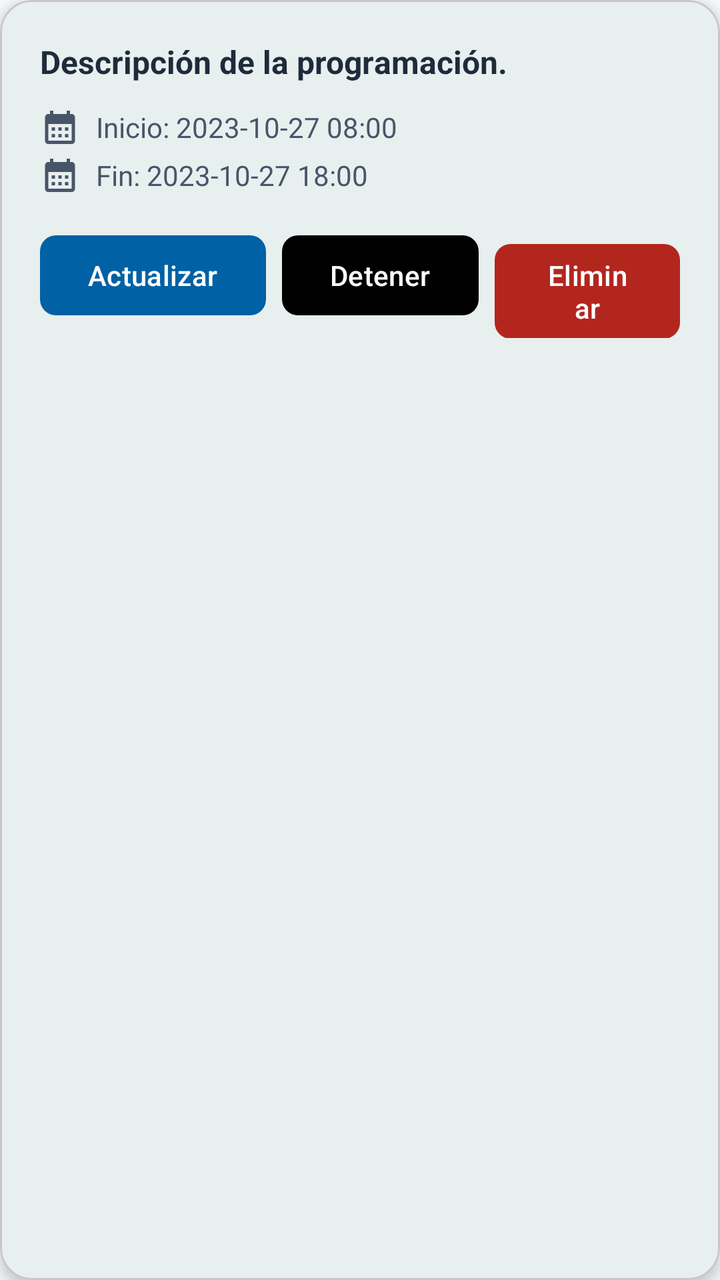
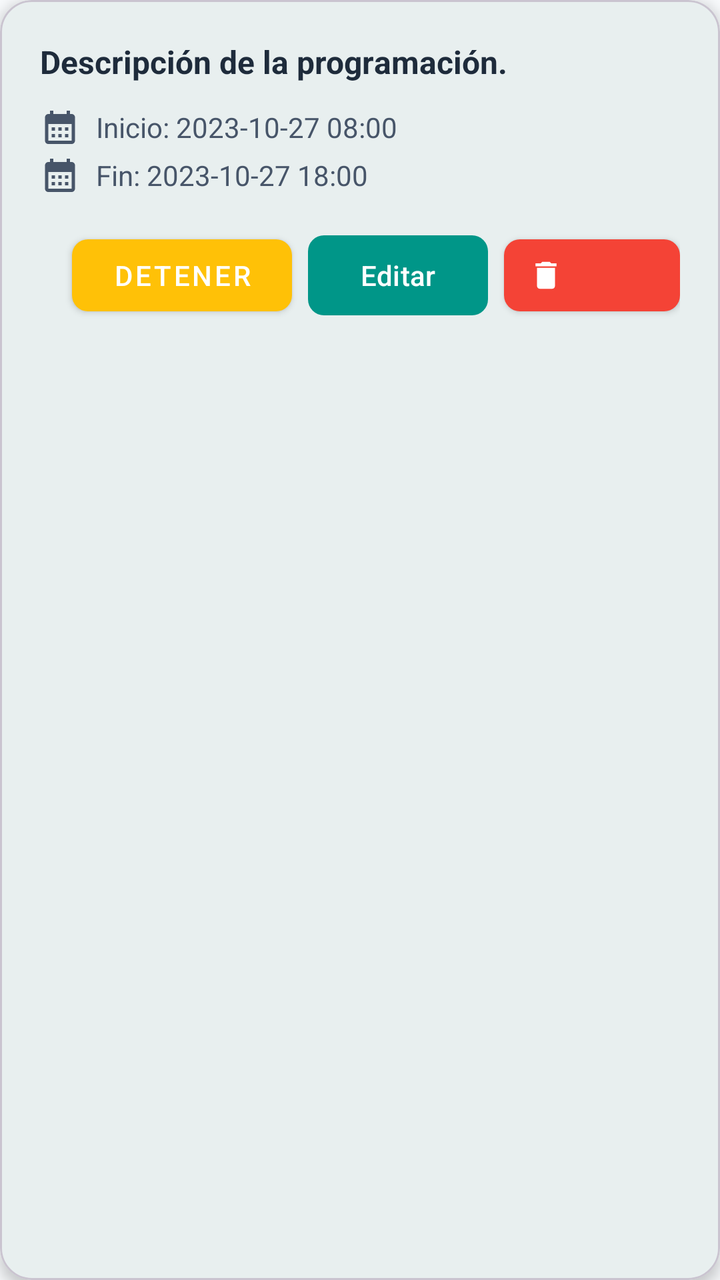

Screens rendered from an Android XML layout before and after an edit, with the pre-edit source and the edit as a unified diff.
<!-- AndroidManifest.xml: application theme Theme.HortitechV1 -->
<!-- res/layout/item_programacion_iluminacion.xml -->
<?xml version="1.0" encoding="utf-8"?>
<com.google.android.material.card.MaterialCardView
    xmlns:android="http://schemas.android.com/apk/res/android"
    xmlns:app="http://schemas.android.com/apk/res-auto"
    android:layout_width="match_parent"
    android:layout_height="wrap_content"
    android:layout_marginStart="8dp"
    android:layout_marginEnd="8dp"
    android:layout_marginTop="8dp"
    android:layout_marginBottom="8dp"
    app:cardCornerRadius="16dp"
    app:cardElevation="4dp"
    app:cardBackgroundColor="@color/colorSurface">

    <LinearLayout
        android:layout_width="match_parent"
        android:layout_height="wrap_content"
        android:orientation="vertical"
        android:padding="20dp">

        <TextView
            android:id="@+id/tvDescripcionProgramacionIlu"
            android:layout_width="match_parent"
            android:layout_height="wrap_content"
            android:text="Descripción de la programación."
            android:textColor="@color/textColorPrimary"
            android:textSize="16sp"
            android:textStyle="bold" />

        <LinearLayout
            android:layout_width="match_parent"
            android:layout_height="wrap_content"
            android:orientation="horizontal"
            android:gravity="center_vertical"
            android:layout_marginTop="12dp">
            <ImageView
                android:layout_width="20dp"
                android:layout_height="20dp"
                android:src="@drawable/ic_calendar"
                app:tint="@color/textColorSecondary"/>
            <TextView
                android:id="@+id/tvFechaActivacionilumi"
                android:layout_width="wrap_content"
                android:layout_height="wrap_content"
                android:layout_marginStart="8dp"
                android:text="Inicio: 2023-10-27 08:00"
                android:textColor="@color/textColorSecondary"
                android:textSize="14sp" />
        </LinearLayout>

        <LinearLayout
            android:layout_width="match_parent"
            android:layout_height="wrap_content"
            android:orientation="horizontal"
            android:gravity="center_vertical"
            android:layout_marginTop="4dp">
            <ImageView
                android:layout_width="20dp"
                android:layout_height="20dp"
                android:src="@drawable/ic_calendar"
                app:tint="@color/textColorSecondary"/>
            <TextView
                android:id="@+id/tvFechaDesactivacionilumi"
                android:layout_width="wrap_content"
                android:layout_height="wrap_content"
                android:layout_marginStart="8dp"
                android:text="Fin: 2023-10-27 18:00"
                android:textColor="@color/textColorSecondary"
                android:textSize="14sp" />
        </LinearLayout>

        <LinearLayout
            android:layout_width="match_parent"
            android:layout_height="wrap_content"
            android:orientation="horizontal"
            android:layout_marginTop="16dp"
            android:gravity="end">

            <com.google.android.material.button.MaterialButton
                android:id="@+id/btnActualizarIluminacion"
                android:layout_width="wrap_content"
                android:layout_height="wrap_content"
                android:text="Actualizar"
                android:textColor="@color/white"
                android:layout_marginEnd="8dp"
                app:backgroundTint="@color/azulActualizar"
                app:cornerRadius="8dp" />

            <com.google.android.material.button.MaterialButton
                android:id="@+id/btnDetenerIluminacion"
                android:layout_width="wrap_content"
                android:layout_height="wrap_content"
                android:text="Detener"
                android:textColor="@color/white"
                android:layout_marginEnd="8dp"
                app:backgroundTint="@color/black"
                app:cornerRadius="8dp" />

            <com.google.android.material.button.MaterialButton
                android:id="@+id/btnEliminarIluminacion"
                android:layout_width="wrap_content"
                android:layout_height="wrap_content"
                android:text="Eliminar"
                android:textColor="@color/white"
                app:backgroundTint="@color/rojodetener"
                app:cornerRadius="8dp" />
        </LinearLayout>
    </LinearLayout>
</com.google.android.material.card.MaterialCardView>
<!-- resources referenced by this layout -->
<resources>
  <color name="azulActualizar">#0061A4</color>
  <color name="black">#FF000000</color>
  <color name="colorSurface">#FFFFFF</color>
  <color name="rojodetener">#B3261E</color>
  <color name="textColorPrimary">#1E2B3B</color>
  <color name="textColorSecondary">#475569</color>
  <color name="white">#FFFFFFFF</color>
  <!-- drawable ic_calendar (drawable) -->
  <vector xmlns:android="http://schemas.android.com/apk/res/android" android:height="24dp" android:tint="#000000" android:viewportHeight="24" android:viewportWidth="24" android:width="24dp">
        
      <path android:fillColor="@android:color/white" android:pathData="M19,4h-1V2h-2v2H8V2H6v2H5C3.89,4 3.01,4.9 3.01,6L3,20c0,1.1 0.89,2 2,2h14c1.1,0 2,-0.9 2,-2V6C21,4.9 20.1,4 19,4zM19,20H5V10h14V20zM9,14H7v-2h2V14zM13,14h-2v-2h2V14zM17,14h-2v-2h2V14zM9,18H7v-2h2V18zM13,18h-2v-2h2V18zM17,18h-2v-2h2V18z"/>
      
  </vector>
  <style name="Theme.HortitechV1" parent="Base.Theme.HortitechV1" />
  <style name="Base.Theme.HortitechV1" parent="Theme.Material3.DayNight.NoActionBar">
          <item name="colorPrimary">@color/colorAccent</item>
          <item name="colorPrimaryVariant">@color/colorAccent</item>
          <item name="colorOnPrimary">@color/white</item>
  
          <item name="colorSecondary">@color/colorAccentBackground</item>
          <item name="colorOnSecondary">@color/textColorPrimary</item>
  
          <item name="android:statusBarColor">@color/colorBackground</item>
  
          <item name="android:windowLightStatusBar" tools:targetApi="m">true</item>
  
          <item name="android:windowBackground">@color/colorBackground</item>
          <item name="colorSurface">@color/colorSurface</item>
          <item name="colorOnSurface">@color/textColorPrimary</item>
          <item name="colorError">@color/colorError</item>
          <item name="colorOnError">@color/white</item>
      </style>
  <color name="colorAccent">#115E59</color>
  <color name="colorAccentBackground">#CCFBF1</color>
  <color name="colorBackground">#F8FAFC</color>
  <color name="colorError">#DC2626</color>
</resources>

<!-- the commit's change to res/layout/item_programacion_iluminacion.xml (unified diff, before → after) -->
@@ -26,7 +26,6 @@
             android:textColor="@color/textColorPrimary"
             android:textSize="16sp"
             android:textStyle="bold" />
-
         <LinearLayout
             android:layout_width="match_parent"
             android:layout_height="wrap_content"
@@ -47,7 +46,6 @@
                 android:textColor="@color/textColorSecondary"
                 android:textSize="14sp" />
         </LinearLayout>
-
         <LinearLayout
             android:layout_width="match_parent"
             android:layout_height="wrap_content"
@@ -74,36 +72,51 @@
             android:layout_height="wrap_content"
             android:orientation="horizontal"
             android:layout_marginTop="16dp"
-            android:gravity="end">
+            android:gravity="end|center_vertical">
 
             <com.google.android.material.button.MaterialButton
-                android:id="@+id/btnActualizarIluminacion"
+                android:id="@+id/btnReanudarIluminacion"
+                style="@style/Widget.MaterialComponents.Button"
                 android:layout_width="wrap_content"
                 android:layout_height="wrap_content"
-                android:text="Actualizar"
-                android:textColor="@color/white"
+                android:minWidth="110dp"
+                android:text="Reanudar"
+                android:visibility="gone"
                 android:layout_marginEnd="8dp"
-                app:backgroundTint="@color/azulActualizar"
+                app:backgroundTint="@color/verde_reanudar"
                 app:cornerRadius="8dp" />
 
             <com.google.android.material.button.MaterialButton
                 android:id="@+id/btnDetenerIluminacion"
+                style="@style/Widget.MaterialComponents.Button"
                 android:layout_width="wrap_content"
                 android:layout_height="wrap_content"
+                android:minWidth="110dp"
                 android:text="Detener"
-                android:textColor="@color/white"
                 android:layout_marginEnd="8dp"
-                app:backgroundTint="@color/black"
+                app:backgroundTint="@color/amarillo_detener"
+                app:cornerRadius="8dp" />
+
+            <com.google.android.material.button.MaterialButton
+                android:id="@+id/btnEditarIluminacion"
+                android:layout_width="wrap_content"
+                android:layout_height="wrap_content"
+                android:minWidth="90dp"
+                android:text="Editar"
+                android:layout_marginEnd="8dp"
+                app:backgroundTint="@color/azul_editar"
                 app:cornerRadius="8dp" />
 
             <com.google.android.material.button.MaterialButton
                 android:id="@+id/btnEliminarIluminacion"
+                style="@style/Widget.MaterialComponents.Button.Icon"
                 android:layout_width="wrap_content"
                 android:layout_height="wrap_content"
-                android:text="Eliminar"
-                android:textColor="@color/white"
-                app:backgroundTint="@color/rojodetener"
-                app:cornerRadius="8dp" />
+                app:backgroundTint="@color/rojo_eliminar"
+                app:icon="@drawable/ic_delete"
+                app:iconTint="@color/white"
+                app:cornerRadius="8dp"/>
+
         </LinearLayout>
     </LinearLayout>
 </com.google.android.material.card.MaterialCardView>
<!-- resource entries referenced after the edit -->
@@ -1,17 +1,23 @@
 <!-- resources referenced by this layout -->
 <resources>
-  <color name="azulActualizar">#0061A4</color>
+  <color name="amarillo_detener">#FFC107</color>
+  <color name="azul_editar">#009688</color>
   <color name="black">#FF000000</color>
   <color name="colorSurface">#FFFFFF</color>
-  <color name="rojodetener">#B3261E</color>
+  <color name="rojo_eliminar">#F44336</color>
   <color name="textColorPrimary">#1E2B3B</color>
   <color name="textColorSecondary">#475569</color>
+  <color name="verde_reanudar">#4CAF50</color>
   <color name="white">#FFFFFFFF</color>
   <!-- drawable ic_calendar (drawable) -->
   <vector xmlns:android="http://schemas.android.com/apk/res/android" android:height="24dp" android:tint="#000000" android:viewportHeight="24" android:viewportWidth="24" android:width="24dp">
         
       <path android:fillColor="@android:color/white" android:pathData="M19,4h-1V2h-2v2H8V2H6v2H5C3.89,4 3.01,4.9 3.01,6L3,20c0,1.1 0.89,2 2,2h14c1.1,0 2,-0.9 2,-2V6C21,4.9 20.1,4 19,4zM19,20H5V10h14V20zM9,14H7v-2h2V14zM13,14h-2v-2h2V14zM17,14h-2v-2h2V14zM9,18H7v-2h2V18zM13,18h-2v-2h2V18zM17,18h-2v-2h2V18z"/>
       
+  </vector>
+  <!-- drawable ic_delete (drawable) -->
+  <vector xmlns:android="http://schemas.android.com/apk/res/android" android:height="24dp" android:viewportHeight="24" android:viewportWidth="24" android:width="24dp">
+      <path android:fillColor="@color/black" android:pathData="M6,19c0,1.1 0.9,2 2,2h8c1.1,0 2,-0.9 2,-2V7H6v12zM19,4h-3.5l-1,-1h-5l-1,1H5v2h14V4z"/>
   </vector>
   <style name="Theme.HortitechV1" parent="Base.Theme.HortitechV1" />
   <style name="Base.Theme.HortitechV1" parent="Theme.Material3.DayNight.NoActionBar">
